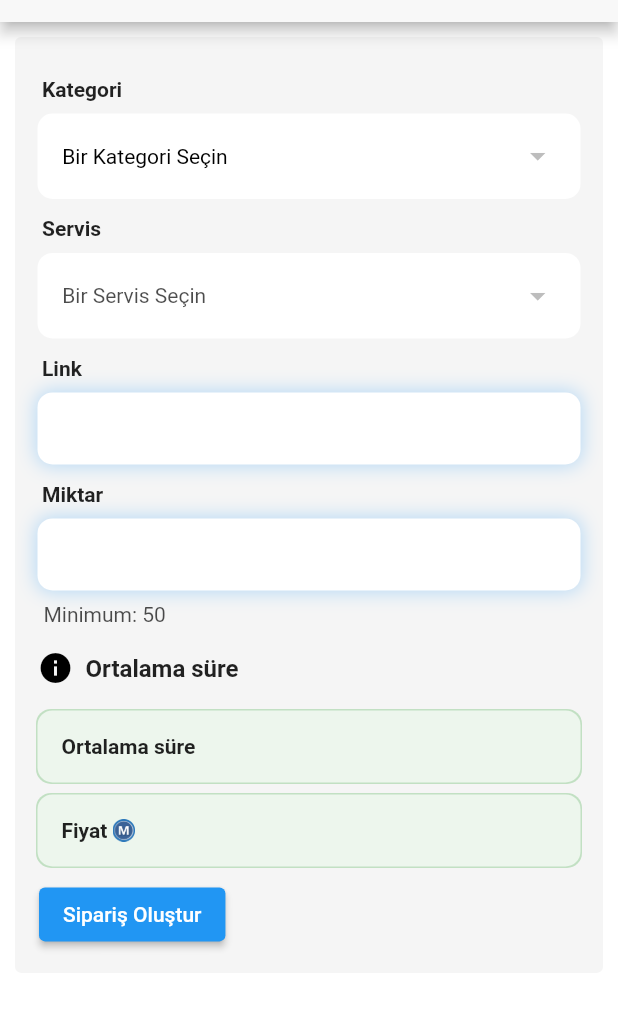
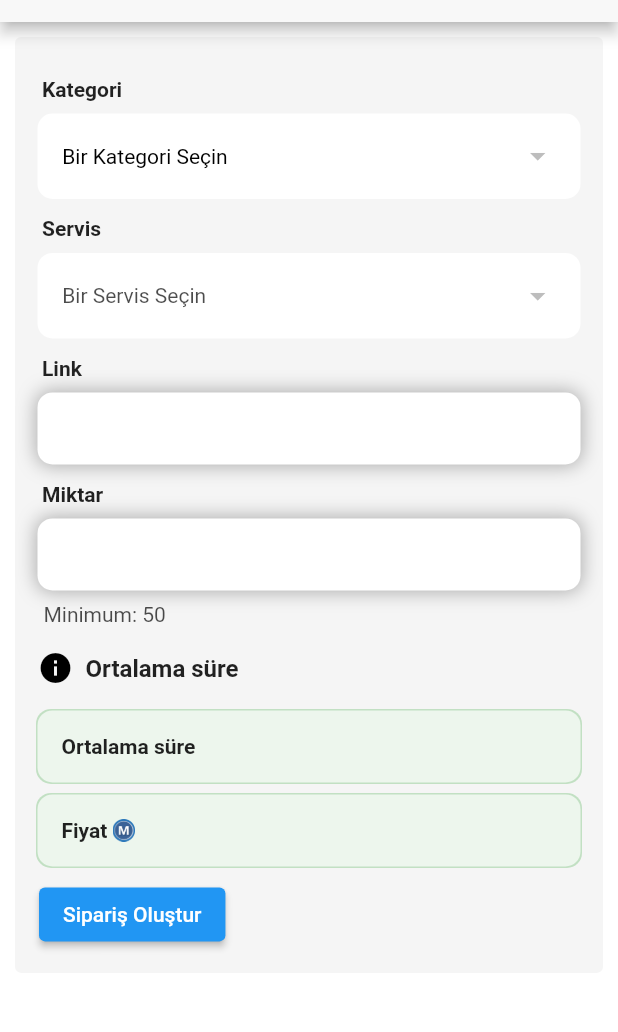
Before and after one commit to musaguzel/musmeramedya, a Flutter app: the screen it shows once a user with an empty profile is signed in, on a phone screen of 412 x 824 dp, the part 62-1094 px from its top. Run offline on Flutter 3.47's test engine with Material 2 defaults, Android fonts, the phone set to English and light mode, and no system bars; our stand-ins replace cloud_firestore, connectivity_plus, firebase_auth, firebase_core, flutter_mobx, lottie and 5 more; missing offline and left inert: flutter_tawk; accounts and stored records are empty; generated files the repository leaves out were written again.

Commit message:
geliştirmeler yapıldı

```diff
--- a/lib/core/init/constants/navigation/navigation_constants.dart
+++ b/lib/core/init/constants/navigation/navigation_constants.dart
@@ -26,7 +26,7 @@ class NavigationConstants {
 
   static const ACCOUNT_STATUS = '/accountstatus';
 
-  static const CONTACT_US = '/contactus';
+  static const SUPPORT = '/support';
 
   static const INVITED_SYSTEM = '/invitedsystem';
 
--- a/lib/core/init/navigation/navigation_route.dart
+++ b/lib/core/init/navigation/navigation_route.dart
@@ -1,7 +1,6 @@
 import 'package:flutter/material.dart';
 import 'package:musmeramedya/ui/add_balance/view/first_stage/add_balance_page.dart';
 import 'package:musmeramedya/ui/add_balance/view/second_stage/add_balance_second.dart';
-import 'package:musmeramedya/ui/contact_us/view/contact_us_detail.dart';
 import 'package:musmeramedya/ui/forgotpassword/view/forgot_password_page.dart';
 import 'package:musmeramedya/ui/main/view/main_page.dart';
 import 'package:musmeramedya/ui/orders/view/orders_page.dart';
@@ -10,8 +9,8 @@ import 'package:musmeramedya/ui/register/view/register_page.dart';
 import 'package:musmeramedya/ui/settings/view/account_status/account_status_page.dart';
 import 'package:musmeramedya/ui/settings/view/change_password/change_password_page.dart';
 import 'package:musmeramedya/ui/splash/view/splash_page.dart';
+import 'package:musmeramedya/ui/support/view/support_page.dart';
 import 'package:page_transition/page_transition.dart';
-
 import '../../../product/exception/navigate_model_not_found.dart';
 import '../../../ui/invite_system/view/invite_system_page.dart';
 import '../../../ui/login/view/loginpage.dart';
@@ -55,8 +54,8 @@ class NavigationRoute {
       case NavigationConstants.PAYMENT_SUCCESSFUL:
         return normalNavigate(PaymentSuccessfulPage(), NavigationConstants.PAYMENT_SUCCESSFUL ,args.arguments);
 
-      case NavigationConstants.CONTACT_US:
-        return normalNavigate(const ContactUsPage(), NavigationConstants.CONTACT_US ,args.arguments);
+      case NavigationConstants.SUPPORT:
+        return normalNavigate(const SupportPage(), NavigationConstants.SUPPORT ,args.arguments);
 
       case NavigationConstants.PROFILE:
         return normalNavigate(const ProfilePage(), NavigationConstants.PROFILE ,args.arguments);
--- a/lib/main.dart
+++ b/lib/main.dart
@@ -42,7 +42,8 @@ class MyApp extends StatelessWidget {
 
 
 /*
-gerçek değerleri veritabanına gir
+para birimi int yerine double olacak
+destek bölümü yap
 */
 
 
--- a/lib/ui/login/view/loginpage.dart
+++ b/lib/ui/login/view/loginpage.dart
@@ -47,7 +47,7 @@ class LoginPage extends StatelessWidget {
                           mainAxisAlignment: MainAxisAlignment.center,
                           crossAxisAlignment: CrossAxisAlignment.start,
                           children: [
-                            buildTextfieldTitle(context,"Kullanıcı Adı"),
+                            buildTextfieldTitle(context,"E-mail"),
                             buildSizedBox,
                             buildTextFieldEmail(store),
                             buildSizedBox,
--- a/lib/ui/main/model/social_media_model/social_media_service_model.dart
+++ b/lib/ui/main/model/social_media_model/social_media_service_model.dart
@@ -12,7 +12,7 @@ class SocialMediaServiceModel {
   List<String> serviceNames;
 
   @JsonKey(name: 'service_price')
-  List<String>  servicePrice;
+  List<double>  servicePrice;
 
   @JsonKey(name: 'service_average_times')
   List<String> serviceAverageTime;
--- a/lib/ui/main/view/main_page.dart
+++ b/lib/ui/main/view/main_page.dart
@@ -13,7 +13,7 @@ import '../../register/model/user_model.dart';
 import '../../_widgets/drawer/navigation_drawer.dart';
 
 
-    UserModel userModelGlobal = UserModel(fullName: "", email: "", balance: 0, userID: "",referenceCode: "");
+    UserModel userModelGlobal = UserModel(fullName: "", email: "", balance: 0.0, userID: "",referenceCode: "");
 class MainPage extends StatelessWidget {
    MainPage({super.key});
 
@@ -185,15 +185,18 @@ class MainPage extends StatelessWidget {
     });
   }
 
-  Container buildTextField({required MainPageViewModel store,required bool isAmount}) {
-    return Container(
+  Observer buildTextField({required MainPageViewModel store,required bool isAmount}) {
+    return Observer(builder: (_){
+      return AbsorbPointer(
+        absorbing: store.selectedCategory != null ? false : true,
+        child: Container(
             decoration: BoxDecoration(
               color: Colors.white, // Arka plan rengi beyaz
               borderRadius:
               const BorderRadius.all(Radius.circular(10.0)),
               boxShadow: [
                 BoxShadow(
-            color: Colors.blue.withOpacity(0.3),
+                  color: store.selectedCategory != null ? Colors.blue.withOpacity(0.3) : Colors.black.withOpacity(0.3),
                   // Neon gibi parlak mavi renk
                   blurRadius: 10.0,
                   // Bulanıklık miktarı
@@ -203,8 +206,7 @@ class MainPage extends StatelessWidget {
                 ),
               ],
             ),
-      child: Observer(builder: (_){
-        return TextFormField(
+            child: TextFormField(
               onChanged: (value){
                 store.calculatePrice();
               },
@@ -219,9 +221,10 @@ class MainPage extends StatelessWidget {
                 border: InputBorder.none,
                 contentPadding: EdgeInsets.only(left: 10.0),
               ),
+            )
+        ),
       );
-      },)
-    );
+    });
   }
 
   Padding get buildMinMaksAmount {
@@ -305,8 +308,17 @@ class MainPage extends StatelessWidget {
     });
   }
 
-  Color getIconColor(String socialMediaName){
-     return socialMediaName == 'instagram' ? Colors.red :
-        socialMediaName == 'twitter' ? Colors.blue : Colors.black;
+   Color getIconColor(String socialMediaName) {
+     return socialMediaName == 'instagram'
+         ? Colors.deepOrange.shade600
+         : socialMediaName == 'facebook'
+         ? Colors.blueAccent :
+     socialMediaName == 'youtube'
+         ? Colors.red
+         : socialMediaName == 'twitter'
+         ? Colors.blue : socialMediaName == 'twitch'
+         ? Colors.purple: socialMediaName == 'spotify'
+         ? Colors.green
+         : Colors.black;
    }
 }
--- a/lib/ui/register/viewModel/register_page_view_model.dart
+++ b/lib/ui/register/viewModel/register_page_view_model.dart
@@ -30,7 +30,7 @@ abstract class _RegisterPageViewModelBase with Store, BaseViewModel {
   Future<void> createUserWithEmailAndPassword(BuildContext context) async {
     showDialog(context: viewModelContext, barrierDismissible: false,builder: (context) => const Center(child: CircularProgressIndicator(),));
     try {
-      double balance = 0;
+      double balance = 0.0;
 
         await firebaseAuth
             .createUserWithEmailAndPassword(
--- a/lib/ui/splash/view/splash_page.dart
+++ b/lib/ui/splash/view/splash_page.dart
@@ -40,7 +40,7 @@ class _SplashPageState extends BaseState<SplashPage> {
               crossAxisAlignment: CrossAxisAlignment.center,
               children: [
                 Image.asset('logo'.toPNG,width: context.width / 4,height: context.height / 4,),
-                const Text("Musmera Medya",style: TextStyle(fontSize: 50),),
+                const Text("\nMusmera Medya",style: TextStyle(fontSize: 50),),
               ],
             ),
           ),
--- a/lib/ui/contact_us/viewModel/contact_us_view_model.dart
+++ b/lib/ui/support/viewModel/support_page_view_model.dart
@@ -4,11 +4,11 @@ import 'package:musmeramedya/core/init/constants/navigation/navigation_constants
 import 'package:musmeramedya/ui/main/view/main_page.dart';
 import '../../../core/base/model/base_view_model.dart';
 import '../model/contact_us_model.dart';
-part 'contact_us_view_model.g.dart';
+part 'support_page_view_model.g.dart';
 
-class ContactUsViewModel = _ContactUsViewModelBase with _$ContactUsViewModel;
+class SupportPageViewModel = _SupportPageViewModelBase with _$SupportPageViewModel;
 
-abstract class _ContactUsViewModelBase with Store, BaseViewModel {
+abstract class _SupportPageViewModelBase with Store, BaseViewModel {
 
   GlobalKey<FormState> formState = GlobalKey();
   TextEditingController nameController = TextEditingController();
--- a/pubspec.yaml
+++ b/pubspec.yaml
@@ -41,6 +41,7 @@ dependencies:
   shimmer: ^3.0.0
   cached_network_image: ^3.3.0
   data_table_2: ^2.5.8
+  flutter_tawk: ^0.1.0
 
 
 
```
Also changed, not shown: lib/ui/_widgets/drawer/navigation_drawer.dart (+5 -2 lines), lib/ui/contact_us/view/contact_us_detail.dart (deleted, +0 -73 lines), lib/ui/main/viewModel/main_page_view_model.dart (+4 -4 lines), lib/ui/orders/view/orders_page.dart (+42 -20 lines), lib/ui/support/view/support_page.dart (added, +40 -0 lines), assets/images/facebook.png (added), assets/images/spotify.png (added), assets/images/twitch.png (added), assets/images/youtube.png (added), lib/ui/main/model/social_media_model/social_media_service_model.g.dart, lib/ui/support/model/contact_us_model.dart (renamed from lib/ui/contact_us/model/contact_us_model.dart), pubspec.lock. Lines whose indentation alone changed are shown as unchanged.
